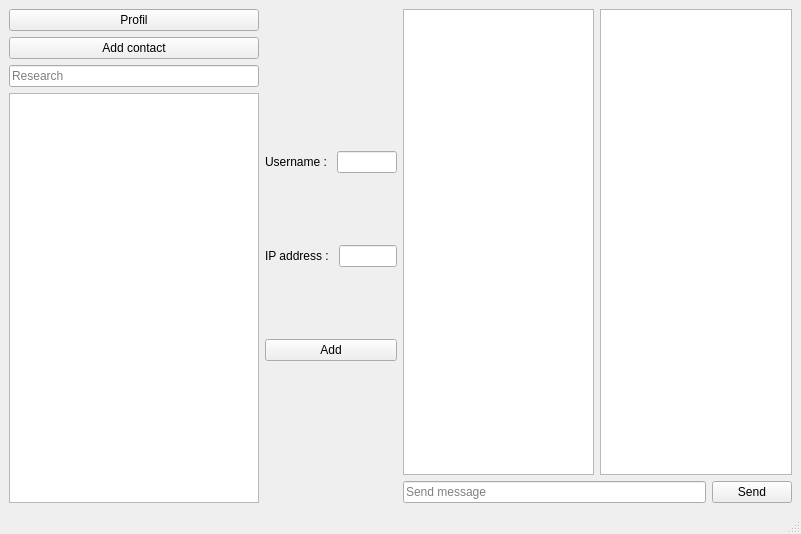
Above: home.ui from PierreKzh/Hermes before the change. Below: the same form after it.
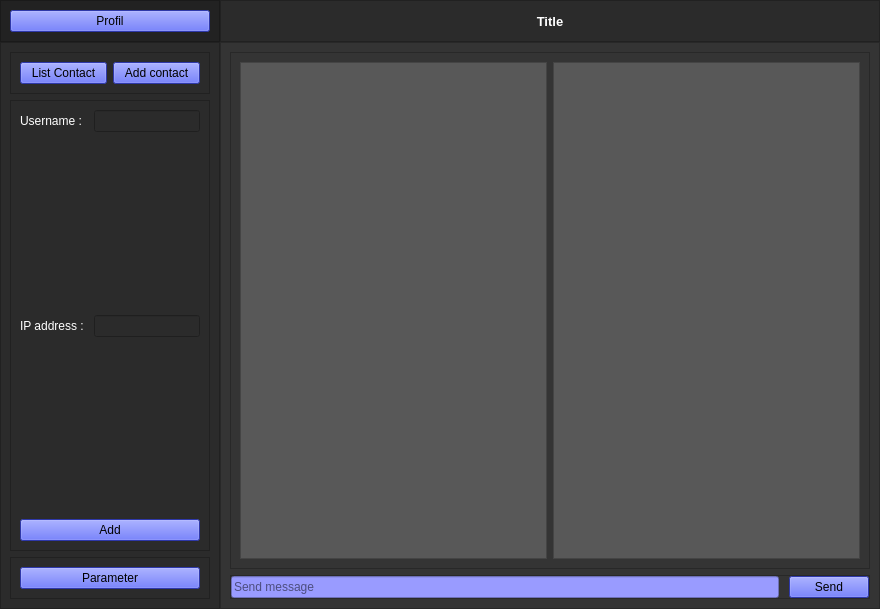
That is the form after the change. The open tabs and pages were chosen to show the change.

Diff of the .ui file:
```diff
--- a/home.ui
+++ b/home.ui
@@ -6,362 +6,532 @@
    <rect>
     <x>0</x>
     <y>0</y>
-    <width>801</width>
-    <height>534</height>
+    <width>880</width>
+    <height>609</height>
    </rect>
   </property>
   <property name="windowTitle">
    <string>MainWindow</string>
   </property>
   <widget class="QWidget" name="centralwidget">
-   <layout class="QGridLayout" name="gridLayout_2">
-    <item row="3" column="1">
-     <spacer name="horizontalSpacer_8">
-      <property name="orientation">
-       <enum>Qt::Horizontal</enum>
-      </property>
-      <property name="sizeHint" stdset="0">
-       <size>
-        <width>40</width>
-        <height>20</height>
-       </size>
-      </property>
-     </spacer>
-    </item>
-    <item row="3" column="7">
-     <spacer name="horizontalSpacer_2">
-      <property name="orientation">
-       <enum>Qt::Horizontal</enum>
-      </property>
-      <property name="sizeHint" stdset="0">
-       <size>
-        <width>40</width>
-        <height>20</height>
-       </size>
-      </property>
-     </spacer>
-    </item>
-    <item row="3" column="0">
-     <widget class="QListWidget" name="listWidget_contacts">
-      <property name="minimumSize">
-       <size>
-        <width>250</width>
-        <height>0</height>
-       </size>
-      </property>
+   <property name="styleSheet">
+    <string notr="true">background-color: rgb(52, 52, 52);</string>
+   </property>
+   <layout class="QVBoxLayout" name="verticalLayout">
+    <property name="spacing">
+     <number>0</number>
+    </property>
+    <property name="leftMargin">
+     <number>0</number>
+    </property>
+    <property name="topMargin">
+     <number>0</number>
+    </property>
+    <property name="rightMargin">
+     <number>0</number>
+    </property>
+    <property name="bottomMargin">
+     <number>0</number>
+    </property>
+    <item>
+     <widget class="QFrame" name="top_bar">
       <property name="maximumSize">
        <size>
-        <width>250</width>
-        <height>16777215</height>
+        <width>16777215</width>
+        <height>80</height>
        </size>
       </property>
-      <property name="contextMenuPolicy">
-       <enum>Qt::CustomContextMenu</enum>
+      <property name="styleSheet">
+       <string notr="true">background-color: rgb(43, 43, 43);</string>
       </property>
-     </widget>
-    </item>
-    <item row="1" column="0">
-     <widget class="QPushButton" name="pushButton_AddContact">
-      <property name="text">
-       <string>Add contact</string>
+      <property name="frameShape">
+       <enum>QFrame::NoFrame</enum>
       </property>
-     </widget>
-    </item>
-    <item row="0" column="0">
-     <widget class="QPushButton" name="pushButton_Profil">
-      <property name="text">
-       <string>Profil</string>
+      <property name="frameShadow">
+       <enum>QFrame::Raised</enum>
       </property>
-     </widget>
-    </item>
-    <item row="2" column="0">
-     <widget class="QLineEdit" name="lineEdit_Research">
-      <property name="font">
-       <font>
-        <weight>50</weight>
-        <bold>false</bold>
-        <underline>false</underline>
-        <strikeout>false</strikeout>
-       </font>
-      </property>
-      <property name="text">
-       <string/>
-      </property>
-      <property name="placeholderText">
-       <string>Research</string>
-      </property>
-      <property name="clearButtonEnabled">
-       <bool>false</bool>
-      </property>
-     </widget>
-    </item>
-    <item row="0" column="2" rowspan="4">
-     <layout class="QGridLayout" name="gridLayout">
-      <item row="2" column="1">
-       <spacer name="verticalSpacer_6">
-        <property name="orientation">
-         <enum>Qt::Vertical</enum>
-        </property>
-        <property name="sizeHint" stdset="0">
-         <size>
-          <width>20</width>
-          <height>40</height>
-         </size>
-        </property>
-       </spacer>
-      </item>
-      <item row="0" column="1">
-       <spacer name="verticalSpacer_5">
-        <property name="orientation">
-         <enum>Qt::Vertical</enum>
-        </property>
-        <property name="sizeHint" stdset="0">
-         <size>
-          <width>20</width>
-          <height>40</height>
-         </size>
-        </property>
-       </spacer>
-      </item>
-      <item row="1" column="3">
-       <spacer name="horizontalSpacer_7">
-        <property name="orientation">
-         <enum>Qt::Horizontal</enum>
-        </property>
-        <property name="sizeHint" stdset="0">
-         <size>
-          <width>40</width>
-          <height>20</height>
-         </size>
-        </property>
-       </spacer>
-      </item>
-      <item row="0" column="0">
-       <spacer name="horizontalSpacer">
-        <property name="orientation">
-         <enum>Qt::Horizontal</enum>
-        </property>
-        <property name="sizeHint" stdset="0">
-         <size>
-          <width>40</width>
-          <height>20</height>
-         </size>
-        </property>
-       </spacer>
-      </item>
-      <item row="1" column="1">
-       <layout class="QHBoxLayout" name="horizontalLayout_5">
-        <item>
-         <layout class="QVBoxLayout" name="verticalLayout">
+      <layout class="QHBoxLayout" name="horizontalLayout">
+       <property name="spacing">
+        <number>0</number>
+       </property>
+       <property name="leftMargin">
+        <number>0</number>
+       </property>
+       <property name="topMargin">
+        <number>0</number>
+       </property>
+       <property name="rightMargin">
+        <number>0</number>
+       </property>
+       <property name="bottomMargin">
+        <number>0</number>
+       </property>
+       <item>
+        <widget class="QFrame" name="frame_user">
+         <property name="maximumSize">
+          <size>
+           <width>220</width>
+           <height>80</height>
+          </size>
+         </property>
+         <property name="styleSheet">
+          <string notr="true">background-color: rgb(34, 34, 34);</string>
+         </property>
+         <property name="frameShape">
+          <enum>QFrame::StyledPanel</enum>
+         </property>
+         <property name="frameShadow">
+          <enum>QFrame::Raised</enum>
+         </property>
+         <layout class="QHBoxLayout" name="horizontalLayout_4">
+          <property name="spacing">
+           <number>0</number>
+          </property>
           <item>
-           <spacer name="verticalSpacer">
-            <property name="orientation">
-             <enum>Qt::Vertical</enum>
+           <widget class="QPushButton" name="pushButton_Profil">
+            <property name="styleSheet">
+             <string notr="true">background-color: #404EED;</string>
             </property>
-            <property name="sizeHint" stdset="0">
-             <size>
-              <width>20</width>
-              <height>40</height>
-             </size>
+            <property name="text">
+             <string>Profil</string>
             </property>
-           </spacer>
+           </widget>
           </item>
+         </layout>
+        </widget>
+       </item>
+       <item>
+        <widget class="QFrame" name="frame_topbar">
+         <property name="frameShape">
+          <enum>QFrame::StyledPanel</enum>
+         </property>
+         <property name="frameShadow">
+          <enum>QFrame::Raised</enum>
+         </property>
+         <layout class="QVBoxLayout" name="verticalLayout_5">
           <item>
-           <layout class="QHBoxLayout" name="horizontalLayout">
-            <item>
-             <widget class="QLabel" name="label_Username">
-              <property name="text">
-               <string>Username : </string>
-              </property>
-             </widget>
-            </item>
-            <item>
-             <widget class="QLineEdit" name="lineEdit_Username"/>
-            </item>
-           </layout>
+           <widget class="QLabel" name="label_Title">
+            <property name="font">
+             <font>
+              <family>MS Shell Dlg 2</family>
+              <pointsize>10</pointsize>
+              <weight>75</weight>
+              <bold>true</bold>
+             </font>
+            </property>
+            <property name="styleSheet">
+             <string notr="true">color: rgb(255, 255, 255);</string>
+            </property>
+            <property name="text">
+             <string>Title</string>
+            </property>
+            <property name="alignment">
+             <set>Qt::AlignCenter</set>
+            </property>
+           </widget>
           </item>
+         </layout>
+        </widget>
+       </item>
+      </layout>
+     </widget>
+    </item>
+    <item>
+     <widget class="QFrame" name="Content">
+      <property name="frameShape">
+       <enum>QFrame::NoFrame</enum>
+      </property>
+      <property name="frameShadow">
+       <enum>QFrame::Raised</enum>
+      </property>
+      <layout class="QHBoxLayout" name="horizontalLayout_2">
+       <property name="spacing">
+        <number>0</number>
+       </property>
+       <property name="leftMargin">
+        <number>0</number>
+       </property>
+       <property name="topMargin">
+        <number>0</number>
+       </property>
+       <property name="rightMargin">
+        <number>0</number>
+       </property>
+       <property name="bottomMargin">
+        <number>0</number>
+       </property>
+       <item>
+        <widget class="QFrame" name="frame_sidebar">
+         <property name="maximumSize">
+          <size>
+           <width>220</width>
+           <height>16777215</height>
+          </size>
+         </property>
+         <property name="styleSheet">
+          <string notr="true">background-color: rgb(43, 43, 43);</string>
+         </property>
+         <property name="frameShape">
+          <enum>QFrame::StyledPanel</enum>
+         </property>
+         <property name="frameShadow">
+          <enum>QFrame::Raised</enum>
+         </property>
+         <layout class="QVBoxLayout" name="verticalLayout_2">
           <item>
-           <layout class="QHBoxLayout" name="horizontalLayout_7">
-            <item>
-             <spacer name="horizontalSpacer_5">
-              <property name="orientation">
-               <enum>Qt::Horizontal</enum>
-              </property>
-              <property name="sizeHint" stdset="0">
-               <size>
-                <width>40</width>
-                <height>20</height>
-               </size>
-              </property>
-             </spacer>
-            </item>
-            <item>
-             <widget class="QLabel" name="label_UsernameEvent">
-              <property name="text">
-               <string/>
-              </property>
-             </widget>
-            </item>
-            <item>
-             <spacer name="horizontalSpacer_6">
-              <property name="orientation">
-               <enum>Qt::Horizontal</enum>
-              </property>
-              <property name="sizeHint" stdset="0">
-               <size>
-                <width>40</width>
-                <height>20</height>
-               </size>
-              </property>
-             </spacer>
-            </item>
-           </layout>
-          </item>
-          <item>
-           <spacer name="verticalSpacer_4">
-            <property name="orientation">
-             <enum>Qt::Vertical</enum>
-            </property>
-            <property name="sizeHint" stdset="0">
+           <widget class="QFrame" name="frame_sidebar_top">
+            <property name="maximumSize">
              <size>
-              <width>20</width>
-              <height>40</height>
+              <width>16777215</width>
+              <height>60</height>
              </size>
             </property>
-           </spacer>
+            <property name="frameShape">
+             <enum>QFrame::StyledPanel</enum>
+            </property>
+            <property name="frameShadow">
+             <enum>QFrame::Raised</enum>
+            </property>
+            <layout class="QHBoxLayout" name="horizontalLayout_3">
+             <item>
+              <widget class="QPushButton" name="pushButton_ListContact">
+               <property name="styleSheet">
+                <string notr="true">background-color: #404EED;</string>
+               </property>
+               <property name="text">
+                <string>List Contact</string>
+               </property>
+              </widget>
+             </item>
+             <item>
+              <widget class="QPushButton" name="pushButton_AddContact">
+               <property name="styleSheet">
+                <string notr="true">background-color: #404EED;</string>
+               </property>
+               <property name="text">
+                <string>Add contact</string>
+               </property>
+              </widget>
+             </item>
+            </layout>
+           </widget>
           </item>
           <item>
-           <layout class="QHBoxLayout" name="horizontalLayout_2">
-            <item>
-             <widget class="QLabel" name="label_IPaddress">
-              <property name="text">
-               <string>IP address : </string>
-              </property>
-             </widget>
-            </item>
-            <item>
-             <widget class="QLineEdit" name="lineEdit_IPaddress"/>
-            </item>
-           </layout>
-          </item>
-          <item>
-           <layout class="QHBoxLayout" name="horizontalLayout_4"/>
-          </item>
-          <item>
-           <layout class="QHBoxLayout" name="horizontalLayout_6">
-            <item>
-             <spacer name="horizontalSpacer_4">
-              <property name="orientation">
-               <enum>Qt::Horizontal</enum>
-              </property>
-              <property name="sizeHint" stdset="0">
-               <size>
-                <width>40</width>
-                <height>20</height>
-               </size>
-              </property>
-             </spacer>
-            </item>
-            <item>
-             <widget class="QLabel" name="label_IPaddressEvent">
-              <property name="text">
-               <string/>
-              </property>
-             </widget>
-            </item>
-            <item>
-             <spacer name="horizontalSpacer_3">
-              <property name="orientation">
-               <enum>Qt::Horizontal</enum>
-              </property>
-              <property name="sizeHint" stdset="0">
-               <size>
-                <width>40</width>
-                <height>20</height>
-               </size>
-              </property>
-             </spacer>
-            </item>
-           </layout>
-          </item>
-          <item>
-           <spacer name="verticalSpacer_3">
-            <property name="orientation">
-             <enum>Qt::Vertical</enum>
+           <widget class="QFrame" name="frame_sidebar_center">
+            <property name="frameShape">
+             <enum>QFrame::StyledPanel</enum>
             </property>
-            <property name="sizeHint" stdset="0">
-             <size>
-              <width>20</width>
-              <height>40</height>
-             </size>
+            <property name="frameShadow">
+             <enum>QFrame::Raised</enum>
             </property>
-           </spacer>
+            <layout class="QVBoxLayout" name="verticalLayout_4">
+             <property name="spacing">
+              <number>0</number>
+             </property>
+             <property name="leftMargin">
+              <number>0</number>
+             </property>
+             <property name="topMargin">
+              <number>0</number>
+             </property>
+             <property name="rightMargin">
+              <number>0</number>
+             </property>
+             <property name="bottomMargin">
+              <number>0</number>
+             </property>
+             <item>
+              <widget class="QStackedWidget" name="stackedWidget">
+               <property name="currentIndex">
+                <number>0</number>
+               </property>
+               <widget class="QWidget" name="page_ListContact">
+                <layout class="QVBoxLayout" name="verticalLayout_6">
+                 <item>
+                  <widget class="QLineEdit" name="lineEdit_Research">
+                   <property name="styleSheet">
+                    <string notr="true">background-color: rgb(153, 155, 255);</string>
+                   </property>
+                   <property name="placeholderText">
+                    <string>Research</string>
+                   </property>
+                  </widget>
+                 </item>
+                 <item>
+                  <widget class="QListWidget" name="listWidget_contacts">
+                   <property name="styleSheet">
+                    <string notr="true">background-color: rgb(88, 88, 88);</string>
+                   </property>
+                  </widget>
+                 </item>
+                </layout>
+               </widget>
+               <widget class="QWidget" name="page_AddContact">
+                <layout class="QFormLayout" name="formLayout">
+                 <item row="1" column="0">
+                  <widget class="QLabel" name="label_Username">
+                   <property name="styleSheet">
+                    <string notr="true">color: rgb(255, 255, 255);</string>
+                   </property>
+                   <property name="frameShape">
+                    <enum>QFrame::NoFrame</enum>
+                   </property>
+                   <property name="text">
+                    <string>Username :</string>
+                   </property>
+                  </widget>
+                 </item>
+                 <item row="1" column="1">
+                  <widget class="QLineEdit" name="lineEdit_Username"/>
+                 </item>
+                 <item row="2" column="1">
+                  <spacer name="verticalSpacer">
+                   <property name="orientation">
+                    <enum>Qt::Vertical</enum>
+                   </property>
+                   <property name="sizeHint" stdset="0">
+                    <size>
+                     <width>20</width>
+                     <height>40</height>
+                    </size>
+                   </property>
+                  </spacer>
+                 </item>
+                 <item row="3" column="0">
+                  <widget class="QLabel" name="label_IPaddress">
+                   <property name="styleSheet">
+                    <string notr="true">color: rgb(255, 255, 255);</string>
+                   </property>
+                   <property name="text">
+                    <string>IP address : </string>
+                   </property>
+                  </widget>
+                 </item>
+                 <item row="3" column="1">
+                  <widget class="QLineEdit" name="lineEdit_IPaddress"/>
+                 </item>
+                 <item row="5" column="0" colspan="2">
+                  <widget class="QPushButton" name="pushButton_Add">
+                   <property name="styleSheet">
+                    <string notr="true">background-color: #404EED;</string>
+                   </property>
+                   <property name="text">
+                    <string>Add</string>
+                   </property>
+                  </widget>
+                 </item>
+                 <item row="4" column="1">
+                  <spacer name="verticalSpacer_2">
+                   <property name="orientation">
+                    <enum>Qt::Vertical</enum>
+                   </property>
+                   <property name="sizeHint" stdset="0">
+                    <size>
+                     <width>20</width>
+                     <height>40</height>
+                    </size>
+                   </property>
+                  </spacer>
+                 </item>
+                </layout>
+               </widget>
+              </widget>
+             </item>
+            </layout>
+           </widget>
           </item>
           <item>
-           <layout class="QHBoxLayout" name="horizontalLayout_3">
-            <item>
-             <widget class="QPushButton" name="pushButton_Add">
-              <property name="text">
-               <string>Add</string>
-              </property>
-             </widget>
-            </item>
-           </layout>
-          </item>
-          <item>
-           <spacer name="verticalSpacer_2">
-            <property name="orientation">
-             <enum>Qt::Vertical</enum>
-            </property>
-            <property name="sizeHint" stdset="0">
+           <widget class="QFrame" name="frame_sidebar_bottom">
+            <property name="maximumSize">
              <size>
-              <width>20</width>
-              <height>40</height>
+              <width>16777215</width>
+              <height>50</height>
              </size>
             </property>
-           </spacer>
+            <property name="frameShape">
+             <enum>QFrame::StyledPanel</enum>
+            </property>
+            <property name="frameShadow">
+             <enum>QFrame::Raised</enum>
+            </property>
+            <layout class="QHBoxLayout" name="horizontalLayout_5">
+             <item>
+              <widget class="QPushButton" name="pushButton_Parameter">
+               <property name="styleSheet">
+                <string notr="true">background-color: #404EED;</string>
+               </property>
+               <property name="text">
+                <string>Parameter</string>
+               </property>
+              </widget>
+             </item>
+            </layout>
+           </widget>
           </item>
          </layout>
-        </item>
-       </layout>
-      </item>
-     </layout>
-    </item>
-    <item row="0" column="3" rowspan="4">
-     <layout class="QVBoxLayout" name="verticalLayout_2">
-      <item>
-       <layout class="QHBoxLayout" name="horizontalLayout_9">
-        <item>
-         <widget class="QListWidget" name="listWidget_MessageLeft"/>
-        </item>
-        <item>
-         <widget class="QListWidget" name="listWidget_MessageRight"/>
-        </item>
-       </layout>
-      </item>
-      <item>
-       <layout class="QHBoxLayout" name="horizontalLayout_8">
-        <item>
-         <widget class="QLineEdit" name="lineEdit_Message">
-          <property name="placeholderText">
-           <string>Send message</string>
+        </widget>
+       </item>
+       <item>
+        <widget class="QFrame" name="frame_leftcontent">
+         <property name="frameShape">
+          <enum>QFrame::StyledPanel</enum>
+         </property>
+         <property name="frameShadow">
+          <enum>QFrame::Raised</enum>
+         </property>
+         <layout class="QVBoxLayout" name="verticalLayout_3">
+          <property name="leftMargin">
+           <number>0</number>
           </property>
-         </widget>
-        </item>
-        <item>
-         <widget class="QPushButton" name="pushButton_Send">
-          <property name="text">
-           <string>Send</string>
+          <property name="topMargin">
+           <number>0</number>
           </property>
-         </widget>
-        </item>
-       </layout>
-      </item>
-     </layout>
+          <property name="rightMargin">
+           <number>0</number>
+          </property>
+          <property name="bottomMargin">
+           <number>0</number>
+          </property>
+          <item>
+           <widget class="QStackedWidget" name="stackedWidget_2">
+            <property name="currentIndex">
+             <number>1</number>
+            </property>
+            <widget class="QWidget" name="page_message">
+             <layout class="QVBoxLayout" name="verticalLayout_7">
+              <item>
+               <widget class="QFrame" name="frame_leftcontent_top">
+                <property name="frameShape">
+                 <enum>QFrame::StyledPanel</enum>
+                </property>
+                <property name="frameShadow">
+                 <enum>QFrame::Raised</enum>
+                </property>
+                <layout class="QHBoxLayout" name="horizontalLayout_7">
+                 <item>
+                  <widget class="QListWidget" name="listWidget_MessageLeft">
+                   <property name="styleSheet">
+                    <string notr="true">background-color: rgb(88, 88, 88);</string>
+                   </property>
+                  </widget>
+                 </item>
+                 <item>
+                  <widget class="QListWidget" name="listWidget_MessageRight">
+                   <property name="styleSheet">
+                    <string notr="true">background-color: rgb(88, 88, 88);</string>
+                   </property>
+                  </widget>
+                 </item>
+                </layout>
+               </widget>
+              </item>
+              <item>
+               <widget class="QFrame" name="frame_leftcontent_bottom">
+                <property name="maximumSize">
+                 <size>
+                  <width>16777215</width>
+                  <height>50</height>
+                 </size>
+                </property>
+                <property name="frameShape">
+                 <enum>QFrame::StyledPanel</enum>
+                </property>
+                <property name="frameShadow">
+                 <enum>QFrame::Raised</enum>
+                </property>
+                <layout class="QHBoxLayout" name="horizontalLayout_8">
+                 <property name="spacing">
+                  <number>10</number>
+                 </property>
+                 <property name="leftMargin">
+                  <number>0</number>
+                 </property>
+                 <property name="topMargin">
+                  <number>0</number>
+                 </property>
+                 <property name="rightMargin">
+                  <number>0</number>
+                 </property>
+                 <property name="bottomMargin">
+                  <number>0</number>
+                 </property>
+                 <item>
+                  <widget class="QLineEdit" name="lineEdit_Message_2">
+                   <property name="styleSheet">
+                    <string notr="true">background-color: rgb(153, 155, 255);</string>
+                   </property>
+                   <property name="placeholderText">
+                    <string>Send message</string>
+                   </property>
+                  </widget>
+                 </item>
+                 <item>
+                  <widget class="QPushButton" name="pushButton_Send_2">
+                   <property name="styleSheet">
+                    <string notr="true">background-color: #404EED;</string>
+                   </property>
+                   <property name="text">
+                    <string>Send</string>
+                   </property>
+                  </widget>
+                 </item>
+                </layout>
+               </widget>
+              </item>
+             </layout>
+            </widget>
+            <widget class="QWidget" name="page_Profil">
+             <layout class="QHBoxLayout" name="horizontalLayout_9">
+              <item>
+               <widget class="QPushButton" name="pushButton_pagemessage1">
+                <property name="text">
+                 <string>Back</string>
+                </property>
+               </widget>
+              </item>
+              <item>
+               <widget class="QLabel" name="label_Profil">
+                <property name="frameShape">
+                 <enum>QFrame::NoFrame</enum>
+                </property>
+                <property name="lineWidth">
+                 <number>1</number>
+                </property>
+                <property name="text">
+                 <string>Profil</string>
+                </property>
+               </widget>
+              </item>
+             </layout>
+            </widget>
+            <widget class="QWidget" name="page_Parameter">
+             <layout class="QHBoxLayout" name="horizontalLayout_10">
+              <item>
+               <widget class="QPushButton" name="pushButton_pagemessage1_2">
+                <property name="text">
+                 <string>Back</string>
+                </property>
+               </widget>
+              </item>
+              <item>
+               <widget class="QLabel" name="label_Parameter">
+                <property name="text">
+                 <string>Parameter</string>
+                </property>
+               </widget>
+              </item>
+             </layout>
+            </widget>
+           </widget>
+          </item>
+         </layout>
+        </widget>
+       </item>
+      </layout>
+     </widget>
     </item>
    </layout>
   </widget>
-  <widget class="QStatusBar" name="statusbar"/>
  </widget>
  <resources/>
  <connections/>
```
